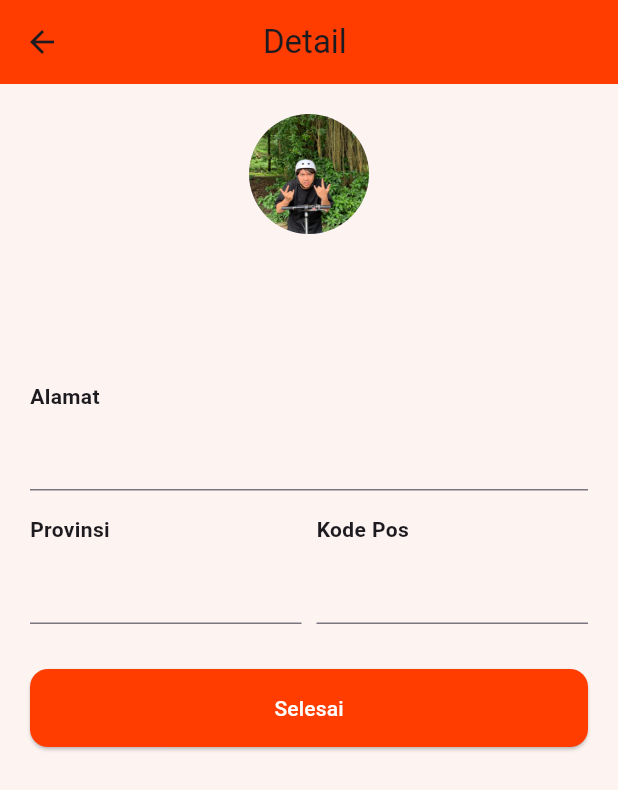
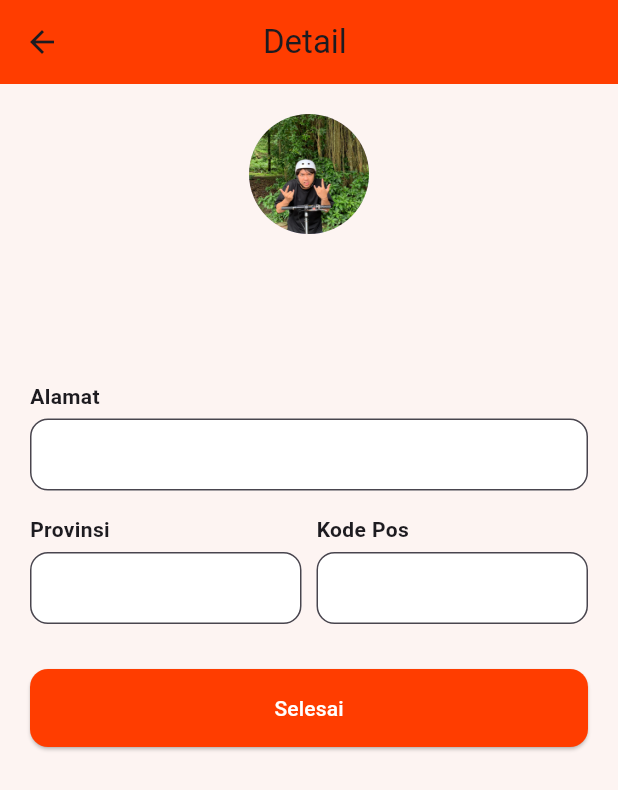
Before and after one commit to adandoang/20220140174_UCP1Flutter, a Flutter app: the DetailPelangganPage screen opened directly with empty values, on a phone screen of 412 x 824 dp. Shown: the top 790 px of the screen. Run offline on Flutter 3.47's test engine with Material 3 defaults, Android fonts, the phone set to English and light mode, and no system bars.

Commit message:
membuatkan decor untuk semua kolom input

```diff
--- a/lib/detailPelanggan.dart
+++ b/lib/detailPelanggan.dart
@@ -56,7 +56,7 @@ class DetailPelangganPage extends StatelessWidget {
             TextFormField(
               initialValue: alamat,
               readOnly: true,
-
+              decoration: _Decor(),
             ),
             const SizedBox(height: 16),
             Row(
@@ -70,7 +70,7 @@ class DetailPelangganPage extends StatelessWidget {
                       TextFormField(
                         initialValue: provinsi,
                         readOnly: true,
-
+                        decoration: _Decor(),
                       ),
                     ],
                   ),
@@ -85,6 +85,7 @@ class DetailPelangganPage extends StatelessWidget {
                       TextFormField(
                         initialValue: kodePos,
                         readOnly: true,
+                        decoration: _Decor(),
                       ),
                     ],
                   ),
@@ -112,8 +113,16 @@ class DetailPelangganPage extends StatelessWidget {
               ),
             ),
           ],
-        )
-      )
+        ),
+      ),
+    );
+  }
+  InputDecoration _Decor() {
+    return InputDecoration(
+      filled: true,
+      fillColor: Colors.white,
+      contentPadding: const EdgeInsets.symmetric(horizontal: 16, vertical: 12),
+      border: OutlineInputBorder(borderRadius: BorderRadius.circular(12)),
     );
   }
 }
```
